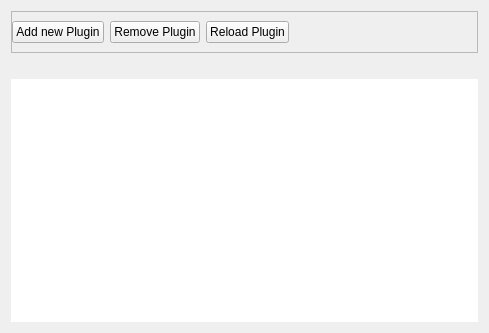
First picture: the form in src/conan_explorer/ui/views/plugins_manager/plugins.ui, repository goszpeti/conan_explorer, before the edit.
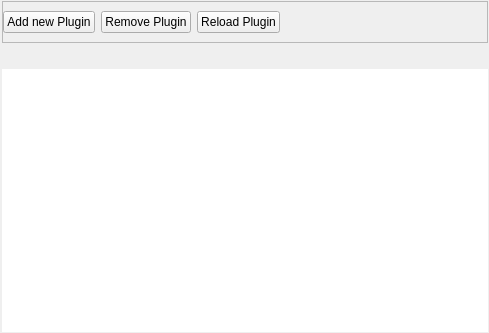
Second picture: the form after the edit. Icons and pictures are not drawn.

Diff of the .ui file:
```diff
--- a/src/conan_explorer/ui/views/plugins_manager/plugins.ui
+++ b/src/conan_explorer/ui/views/plugins_manager/plugins.ui
@@ -14,6 +14,18 @@
    <string>Form</string>
   </property>
   <layout class="QVBoxLayout" name="verticalLayout">
+   <property name="leftMargin">
+    <number>2</number>
+   </property>
+   <property name="topMargin">
+    <number>1</number>
+   </property>
+   <property name="rightMargin">
+    <number>1</number>
+   </property>
+   <property name="bottomMargin">
+    <number>1</number>
+   </property>
    <item>
     <widget class="QFrame" name="buttons_frame">
      <property name="frameShape">
```
